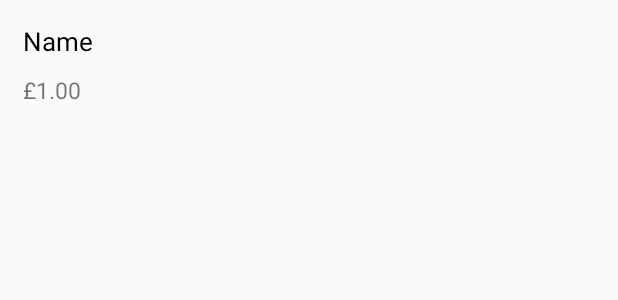
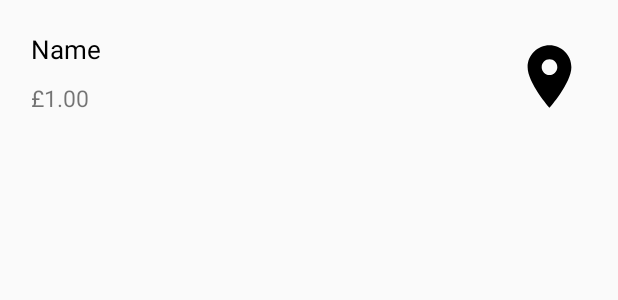
Before and after one commit to dan0v/USB-Team-22, an Android app: the layout list_search_result.xml on its own in the app's theme, with its tools: preview values and no code run, on a phone screen of 412 x 824 dp. Shown: the top 300 px of the screen. Run offline under Robolectric (Android 15) with nearby library versions, the phone set to English and light mode, and no system bars.

Commit message:
Added navigation functionality to Search UI.

```diff
--- a/app/src/main/java/uk/ac/newcastle/team22/usb/navigation/Direction.java
+++ b/app/src/main/java/uk/ac/newcastle/team22/usb/navigation/Direction.java
@@ -236,6 +236,9 @@ public enum Direction {
             }
         }
 
+        // Add destination card.
+        DirectionCardData finalCard = new DirectionCardData(context.getString(R.string.navigationDestinationReached), "", R.drawable.navigation_destination_flag);
+        cards.add(finalCard);
         return cards;
     }
 }
--- a/app/src/main/java/uk/ac/newcastle/team22/usb/navigation/DirectionViewHolder.java
+++ b/app/src/main/java/uk/ac/newcastle/team22/usb/navigation/DirectionViewHolder.java
@@ -20,8 +20,8 @@ public class DirectionViewHolder extends AbstractViewHolder {
 
     public DirectionViewHolder(View view) {
         super(view);
-        directionText = view.findViewById(R.id.navigation_direction_text);
-        distanceText = view.findViewById(R.id.navigation_distance_text);
-        directionImage = view.findViewById(R.id.navigation_direction_image);
+        directionText = view.findViewById(R.id.navigationDirectionText);
+        distanceText = view.findViewById(R.id.navigationDistanceText);
+        directionImage = view.findViewById(R.id.navigationDirectionImage);
     }
 }
--- a/app/src/main/java/uk/ac/newcastle/team22/usb/navigation/TourViewHolder.java
+++ b/app/src/main/java/uk/ac/newcastle/team22/usb/navigation/TourViewHolder.java
@@ -20,8 +20,8 @@ public class TourViewHolder extends AbstractViewHolder {
 
     public TourViewHolder(View view) {
         super(view);
-        nameText = view.findViewById(R.id.tour_location_name_text);
-        descriptionText = view.findViewById(R.id.tour_description_text);
-        image = view.findViewById(R.id.tour_location_image);
+        nameText = view.findViewById(R.id.tourLocationNameText);
+        descriptionText = view.findViewById(R.id.tourDescriptionText);
+        image = view.findViewById(R.id.tourLocationImage);
     }
 }
--- /dev/null
+++ b/app/src/main/res/drawable/navigation_dark.xml
@@ -0,0 +1,9 @@
+<vector xmlns:android="http://schemas.android.com/apk/res/android"
+    android:width="24dp"
+    android:height="24dp"
+    android:viewportWidth="24"
+    android:viewportHeight="24">
+  <path
+      android:pathData="M12,2C8.134,2 5,5.134 5,9C5,14 12,22 12,22C12,22 19,14 19,9C19,5.134 15.866,2 12,2ZM12,11.5C10.619,11.5 9.5,10.381 9.5,9C9.5,7.619 10.619,6.5 12,6.5C13.381,6.5 14.5,7.619 14.5,9C14.5,10.381 13.381,11.5 12,11.5Z"
+      android:fillColor="#000000"/>
+</vector>
--- /dev/null
+++ b/app/src/main/res/drawable/navigation_destination_flag.xml
@@ -0,0 +1,4 @@
+<vector android:height="24dp" android:viewportHeight="24"
+    android:viewportWidth="24" android:width="24dp" xmlns:android="http://schemas.android.com/apk/res/android">
+    <path android:fillColor="#FF000000" android:pathData="M3.9844,2.9863A1.0001,1.0001 0,0 0,3 4L3,14L3,20A1.0001,1.0001 0,1 0,5 20L5,14L11.7637,14C12.1427,14 12.4882,14.2137 12.6582,14.5527L13.1055,15.4473C13.2745,15.7863 13.621,16 14,16L20,16C20.552,16 21,15.552 21,15L21,6C21,5.448 20.552,5 20,5L15.2363,5C14.8573,5 14.5118,4.7863 14.3418,4.4473L13.8945,3.5527C13.7255,3.2137 13.379,3 13,3L4.1543,3A1.0001,1.0001 0,0 0,3.9844 2.9863z"/>
+</vector>
--- a/app/src/main/res/layout/list_search_result.xml
+++ b/app/src/main/res/layout/list_search_result.xml
@@ -5,9 +5,16 @@
     android:layout_height="match_parent"
     android:orientation="vertical">
 
+    <RelativeLayout xmlns:android="http://schemas.android.com/apk/res/android"
+        android:id="@+id/searchResultInfoCell"
+        android:padding="5dp"
+        android:layout_width="wrap_content"
+        android:layout_height="wrap_content"
+        android:orientation="vertical">
         <TextView
             android:id="@+id/searchResultTitleTextView"
-        android:layout_width="match_parent"
+            android:layout_width="wrap_content"
+            android:gravity="left"
             android:layout_height="wrap_content"
             android:layout_alignParentTop="true"
             android:paddingBottom="10dp"
@@ -25,3 +32,24 @@
             android:textSize="15sp" />
 
     </RelativeLayout>
+
+    <RelativeLayout xmlns:android="http://schemas.android.com/apk/res/android"
+        android:padding="5dp"
+        android:layout_width="wrap_content"
+        android:layout_height="wrap_content"
+        android:layout_alignRight="@id/searchResultInfoCell"
+        android:orientation="vertical">
+
+        <ImageView
+            android:id="@+id/searchResultNavigationIcon"
+            android:layout_width="@dimen/navigation_direction_image_width"
+            android:layout_height="@dimen/navigation_direction_image_height"
+            android:layout_marginTop="@dimen/navigation_direction_image_margin"
+            android:background="?attr/selectableItemBackgroundBorderless"
+            android:src="@drawable/navigation_dark"
+            android:clickable="true"
+            android:scaleType="fitXY"
+            android:tooltipText="Navigate here" />
+
+    </RelativeLayout>
+</RelativeLayout>
--- a/app/src/main/res/values/strings.xml
+++ b/app/src/main/res/values/strings.xml
@@ -30,6 +30,7 @@
     <string name="navigationLiftDown">Take the lift down to floor %s</string>
     <string name="navigationStairUp">Take the stairs up to floor %s</string>
     <string name="navigationStairDown">Take the stairs down to floor %s</string>
+    <string name="navigationDestinationReached">You have reached your destination!</string>
     <!--navigation end-->
 
     <!--drawer start-->
```
Also changed, not shown: app/src/main/java/uk/ac/newcastle/team22/usb/activities/NavigationActivity.java (+13 -4 lines), app/src/main/java/uk/ac/newcastle/team22/usb/activities/SearchActivity.java (+47 -4 lines), app/src/main/java/uk/ac/newcastle/team22/usb/coreUSB/Room.java (+3 -8 lines), app/src/main/res/layout/card_view_direction.xml (+5 -5 lines), app/src/main/res/layout/card_view_tour.xml (+5 -5 lines). Lines whose indentation alone changed are shown as unchanged.
